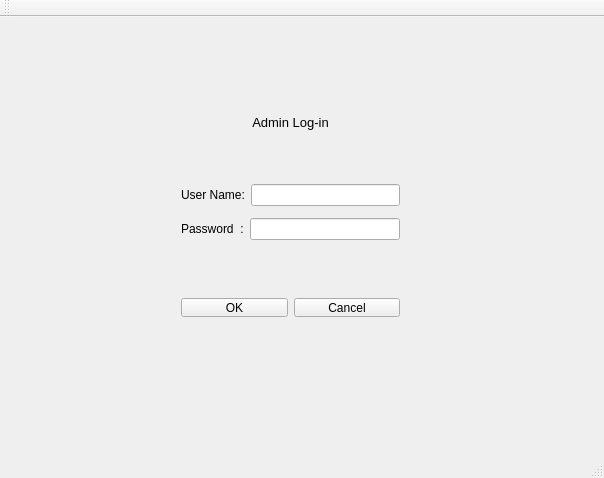
First picture: the form in mainwindow.ui, repository tyler949/CS1D-SecondProject, before the edit.
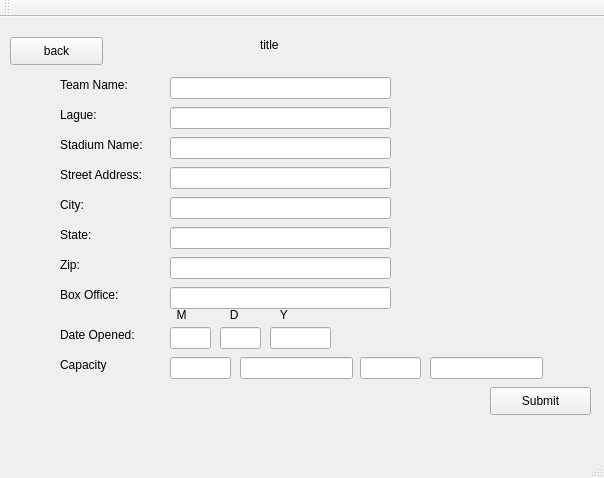
Second picture: the form after the edit. The open tabs and pages were chosen to show the change.

```diff
--- a/mainwindow.ui
+++ b/mainwindow.ui
@@ -217,7 +217,11 @@
           </widget>
          </item>
          <item>
-          <widget class="QLineEdit" name="passwordLine"/>
+          <widget class="QLineEdit" name="passwordLine">
+           <property name="echoMode">
+            <enum>QLineEdit::Password</enum>
+           </property>
+          </widget>
          </item>
         </layout>
        </item>
@@ -505,9 +509,664 @@
       </property>
      </widget>
     </widget>
-    <widget class="QWidget" name="page_5"/>
-    <widget class="QWidget" name="page"/>
-    <widget class="QWidget" name="page_2"/>
+    <widget class="QWidget" name="page_admin_options">
+     <widget class="QWidget" name="verticalLayoutWidget_2">
+      <property name="geometry">
+       <rect>
+        <x>190</x>
+        <y>130</y>
+        <width>231</width>
+        <height>141</height>
+       </rect>
+      </property>
+      <layout class="QVBoxLayout" name="verticalLayout_2">
+       <item>
+        <widget class="QPushButton" name="modifyStadium">
+         <property name="text">
+          <string>Modify Stadium Information</string>
+         </property>
+        </widget>
+       </item>
+       <item>
+        <widget class="QPushButton" name="addTeam">
+         <property name="text">
+          <string>Add a New Team</string>
+         </property>
+        </widget>
+       </item>
+       <item>
+        <widget class="QPushButton" name="modifySouvenir">
+         <property name="text">
+          <string>Modify Souvenirs</string>
+         </property>
+        </widget>
+       </item>
+      </layout>
+     </widget>
+     <widget class="QPushButton" name="backToList_2">
+      <property name="geometry">
+       <rect>
+        <x>10</x>
+        <y>10</y>
+        <width>93</width>
+        <height>28</height>
+       </rect>
+      </property>
+      <property name="text">
+       <string>back</string>
+      </property>
+     </widget>
+    </widget>
+    <widget class="QWidget" name="page_stadium_to_modify">
+     <widget class="QLabel" name="label">
+      <property name="geometry">
+       <rect>
+        <x>170</x>
+        <y>30</y>
+        <width>231</width>
+        <height>31</height>
+       </rect>
+      </property>
+      <property name="text">
+       <string>Select the stadium you want to modify</string>
+      </property>
+     </widget>
+     <widget class="QScrollArea" name="scrollArea_2">
+      <property name="geometry">
+       <rect>
+        <x>170</x>
+        <y>70</y>
+        <width>231</width>
+        <height>281</height>
+       </rect>
+      </property>
+      <property name="widgetResizable">
+       <bool>true</bool>
+      </property>
+      <widget class="QWidget" name="scrollAreaStadiumModify">
+       <property name="geometry">
+        <rect>
+         <x>0</x>
+         <y>0</y>
+         <width>229</width>
+         <height>279</height>
+        </rect>
+       </property>
+      </widget>
+     </widget>
+     <widget class="QPushButton" name="modify">
+      <property name="geometry">
+       <rect>
+        <x>490</x>
+        <y>370</y>
+        <width>101</width>
+        <height>28</height>
+       </rect>
+      </property>
+      <property name="text">
+       <string>Select</string>
+      </property>
+     </widget>
+    </widget>
+    <widget class="QWidget" name="page_modify_stadium">
+     <widget class="QLabel" name="sadiumName_2">
+      <property name="geometry">
+       <rect>
+        <x>60</x>
+        <y>120</y>
+        <width>101</width>
+        <height>16</height>
+       </rect>
+      </property>
+      <property name="text">
+       <string>Stadium Name:</string>
+      </property>
+     </widget>
+     <widget class="QLineEdit" name="lineInputStadiumName">
+      <property name="geometry">
+       <rect>
+        <x>170</x>
+        <y>120</y>
+        <width>221</width>
+        <height>22</height>
+       </rect>
+      </property>
+     </widget>
+     <widget class="QLineEdit" name="lineInputStreet">
+      <property name="geometry">
+       <rect>
+        <x>170</x>
+        <y>150</y>
+        <width>221</width>
+        <height>22</height>
+       </rect>
+      </property>
+     </widget>
+     <widget class="QLineEdit" name="lineInputCity">
+      <property name="geometry">
+       <rect>
+        <x>170</x>
+        <y>180</y>
+        <width>221</width>
+        <height>22</height>
+       </rect>
+      </property>
+     </widget>
+     <widget class="QLineEdit" name="lineInputState">
+      <property name="geometry">
+       <rect>
+        <x>170</x>
+        <y>210</y>
+        <width>221</width>
+        <height>22</height>
+       </rect>
+      </property>
+     </widget>
+     <widget class="QLineEdit" name="lineInputZip">
+      <property name="geometry">
+       <rect>
+        <x>170</x>
+        <y>240</y>
+        <width>221</width>
+        <height>22</height>
+       </rect>
+      </property>
+     </widget>
+     <widget class="QLineEdit" name="lineInputBox">
+      <property name="geometry">
+       <rect>
+        <x>170</x>
+        <y>270</y>
+        <width>221</width>
+        <height>22</height>
+       </rect>
+      </property>
+     </widget>
+     <widget class="QLabel" name="state_2">
+      <property name="geometry">
+       <rect>
+        <x>60</x>
+        <y>210</y>
+        <width>101</width>
+        <height>16</height>
+       </rect>
+      </property>
+      <property name="text">
+       <string>State:</string>
+      </property>
+     </widget>
+     <widget class="QLabel" name="streetAddress_2">
+      <property name="geometry">
+       <rect>
+        <x>60</x>
+        <y>150</y>
+        <width>101</width>
+        <height>16</height>
+       </rect>
+      </property>
+      <property name="text">
+       <string>Street Address:</string>
+      </property>
+     </widget>
+     <widget class="QLabel" name="city_2">
+      <property name="geometry">
+       <rect>
+        <x>60</x>
+        <y>180</y>
+        <width>101</width>
+        <height>16</height>
+       </rect>
+      </property>
+      <property name="text">
+       <string>City:</string>
+      </property>
+     </widget>
+     <widget class="QLabel" name="zip_2">
+      <property name="geometry">
+       <rect>
+        <x>60</x>
+        <y>240</y>
+        <width>101</width>
+        <height>16</height>
+       </rect>
+      </property>
+      <property name="text">
+       <string>Zip:</string>
+      </property>
+     </widget>
+     <widget class="QLabel" name="boxOffice_2">
+      <property name="geometry">
+       <rect>
+        <x>60</x>
+        <y>270</y>
+        <width>101</width>
+        <height>16</height>
+       </rect>
+      </property>
+      <property name="text">
+       <string>Box Office:</string>
+      </property>
+     </widget>
+     <widget class="QLabel" name="capacity_2">
+      <property name="geometry">
+       <rect>
+        <x>60</x>
+        <y>340</y>
+        <width>101</width>
+        <height>16</height>
+       </rect>
+      </property>
+      <property name="text">
+       <string>Capacity</string>
+      </property>
+     </widget>
+     <widget class="QLabel" name="dateOpened_2">
+      <property name="geometry">
+       <rect>
+        <x>60</x>
+        <y>310</y>
+        <width>101</width>
+        <height>16</height>
+       </rect>
+      </property>
+      <property name="text">
+       <string>Date Opened:</string>
+      </property>
+     </widget>
+     <widget class="QLineEdit" name="lineInputCapacity">
+      <property name="geometry">
+       <rect>
+        <x>170</x>
+        <y>340</y>
+        <width>61</width>
+        <height>22</height>
+       </rect>
+      </property>
+     </widget>
+     <widget class="QLineEdit" name="lineInputDescription1">
+      <property name="geometry">
+       <rect>
+        <x>240</x>
+        <y>340</y>
+        <width>113</width>
+        <height>22</height>
+       </rect>
+      </property>
+     </widget>
+     <widget class="QLineEdit" name="lineInputCapacity2">
+      <property name="geometry">
+       <rect>
+        <x>360</x>
+        <y>340</y>
+        <width>61</width>
+        <height>22</height>
+       </rect>
+      </property>
+     </widget>
+     <widget class="QLineEdit" name="lineInputDescription2">
+      <property name="geometry">
+       <rect>
+        <x>430</x>
+        <y>340</y>
+        <width>113</width>
+        <height>22</height>
+       </rect>
+      </property>
+     </widget>
+     <widget class="QLabel" name="title_2">
+      <property name="geometry">
+       <rect>
+        <x>260</x>
+        <y>20</y>
+        <width>55</width>
+        <height>16</height>
+       </rect>
+      </property>
+      <property name="text">
+       <string>title</string>
+      </property>
+     </widget>
+     <widget class="QPushButton" name="submit">
+      <property name="geometry">
+       <rect>
+        <x>490</x>
+        <y>370</y>
+        <width>101</width>
+        <height>28</height>
+       </rect>
+      </property>
+      <property name="text">
+       <string>Submit</string>
+      </property>
+     </widget>
+     <widget class="QLineEdit" name="lineM">
+      <property name="geometry">
+       <rect>
+        <x>170</x>
+        <y>310</y>
+        <width>41</width>
+        <height>22</height>
+       </rect>
+      </property>
+     </widget>
+     <widget class="QLineEdit" name="lineY">
+      <property name="geometry">
+       <rect>
+        <x>270</x>
+        <y>310</y>
+        <width>61</width>
+        <height>22</height>
+       </rect>
+      </property>
+     </widget>
+     <widget class="QLineEdit" name="lineD">
+      <property name="geometry">
+       <rect>
+        <x>220</x>
+        <y>310</y>
+        <width>41</width>
+        <height>22</height>
+       </rect>
+      </property>
+     </widget>
+     <widget class="QLabel" name="label_3">
+      <property name="geometry">
+       <rect>
+        <x>170</x>
+        <y>290</y>
+        <width>55</width>
+        <height>16</height>
+       </rect>
+      </property>
+      <property name="text">
+       <string>  M</string>
+      </property>
+     </widget>
+     <widget class="QLabel" name="label_4">
+      <property name="geometry">
+       <rect>
+        <x>220</x>
+        <y>290</y>
+        <width>41</width>
+        <height>16</height>
+       </rect>
+      </property>
+      <property name="text">
+       <string>   D</string>
+      </property>
+     </widget>
+     <widget class="QLabel" name="label_5">
+      <property name="geometry">
+       <rect>
+        <x>270</x>
+        <y>290</y>
+        <width>55</width>
+        <height>16</height>
+       </rect>
+      </property>
+      <property name="text">
+       <string>   Y</string>
+      </property>
+     </widget>
+     <widget class="QPushButton" name="backToMain_2">
+      <property name="geometry">
+       <rect>
+        <x>10</x>
+        <y>20</y>
+        <width>93</width>
+        <height>28</height>
+       </rect>
+      </property>
+      <property name="text">
+       <string>back</string>
+      </property>
+     </widget>
+     <widget class="QLabel" name="teamName">
+      <property name="geometry">
+       <rect>
+        <x>60</x>
+        <y>60</y>
+        <width>101</width>
+        <height>16</height>
+       </rect>
+      </property>
+      <property name="text">
+       <string>Team Name:</string>
+      </property>
+     </widget>
+     <widget class="QLabel" name="league">
+      <property name="geometry">
+       <rect>
+        <x>60</x>
+        <y>90</y>
+        <width>101</width>
+        <height>16</height>
+       </rect>
+      </property>
+      <property name="text">
+       <string>Lague:</string>
+      </property>
+     </widget>
+     <widget class="QLineEdit" name="lineInputTeamName">
+      <property name="geometry">
+       <rect>
+        <x>170</x>
+        <y>60</y>
+        <width>221</width>
+        <height>22</height>
+       </rect>
+      </property>
+     </widget>
+     <widget class="QLineEdit" name="lineInputLeague">
+      <property name="geometry">
+       <rect>
+        <x>170</x>
+        <y>90</y>
+        <width>221</width>
+        <height>22</height>
+       </rect>
+      </property>
+     </widget>
+    </widget>
+    <widget class="QWidget" name="page_modify_souvenirs">
+     <widget class="QWidget" name="verticalLayoutWidget_4">
+      <property name="geometry">
+       <rect>
+        <x>190</x>
+        <y>110</y>
+        <width>211</width>
+        <height>131</height>
+       </rect>
+      </property>
+      <layout class="QVBoxLayout" name="verticalLayout_4">
+       <item>
+        <widget class="QPushButton" name="addSouvenir">
+         <property name="text">
+          <string>Add a New Souvenir</string>
+         </property>
+        </widget>
+       </item>
+       <item>
+        <widget class="QPushButton" name="deleteSouvenir">
+         <property name="text">
+          <string>Delete the Souvenir</string>
+         </property>
+        </widget>
+       </item>
+       <item>
+        <widget class="QPushButton" name="changePrice">
+         <property name="text">
+          <string>Change the Souvenir</string>
+         </property>
+        </widget>
+       </item>
+      </layout>
+     </widget>
+     <widget class="QPushButton" name="backToMain2_2">
+      <property name="geometry">
+       <rect>
+        <x>10</x>
+        <y>10</y>
+        <width>93</width>
+        <height>28</height>
+       </rect>
+      </property>
+      <property name="text">
+       <string>back</string>
+      </property>
+     </widget>
+    </widget>
+    <widget class="QWidget" name="page_add_modify_souvenir">
+     <widget class="QLabel" name="addDeleteTitle">
+      <property name="geometry">
+       <rect>
+        <x>260</x>
+        <y>20</y>
+        <width>71</width>
+        <height>21</height>
+       </rect>
+      </property>
+      <property name="text">
+       <string>TextLabel</string>
+      </property>
+     </widget>
+     <widget class="QLabel" name="label_6">
+      <property name="geometry">
+       <rect>
+        <x>70</x>
+        <y>90</y>
+        <width>55</width>
+        <height>16</height>
+       </rect>
+      </property>
+      <property name="text">
+       <string>Type:</string>
+      </property>
+     </widget>
+     <widget class="QLabel" name="label_7">
+      <property name="geometry">
+       <rect>
+        <x>70</x>
+        <y>150</y>
+        <width>55</width>
+        <height>16</height>
+       </rect>
+      </property>
+      <property name="text">
+       <string>Price:</string>
+      </property>
+     </widget>
+     <widget class="QLineEdit" name="lineSouvenirType">
+      <property name="geometry">
+       <rect>
+        <x>130</x>
+        <y>90</y>
+        <width>151</width>
+        <height>22</height>
+       </rect>
+      </property>
+     </widget>
+     <widget class="QLineEdit" name="linePrice">
+      <property name="geometry">
+       <rect>
+        <x>130</x>
+        <y>150</y>
+        <width>71</width>
+        <height>22</height>
+       </rect>
+      </property>
+     </widget>
+     <widget class="QPushButton" name="submit_2">
+      <property name="geometry">
+       <rect>
+        <x>490</x>
+        <y>370</y>
+        <width>101</width>
+        <height>28</height>
+       </rect>
+      </property>
+      <property name="text">
+       <string>Submit</string>
+      </property>
+     </widget>
+     <widget class="QPushButton" name="backToList_3">
+      <property name="geometry">
+       <rect>
+        <x>10</x>
+        <y>10</y>
+        <width>93</width>
+        <height>28</height>
+       </rect>
+      </property>
+      <property name="text">
+       <string>back</string>
+      </property>
+     </widget>
+    </widget>
+    <widget class="QWidget" name="page_souvenir_list">
+     <widget class="QLabel" name="selectSouvenirTitle">
+      <property name="geometry">
+       <rect>
+        <x>230</x>
+        <y>20</y>
+        <width>121</width>
+        <height>41</height>
+       </rect>
+      </property>
+      <property name="text">
+       <string>Select the Souvenir</string>
+      </property>
+     </widget>
+     <widget class="QScrollArea" name="scrollArea_3">
+      <property name="geometry">
+       <rect>
+        <x>190</x>
+        <y>90</y>
+        <width>211</width>
+        <height>221</height>
+       </rect>
+      </property>
+      <property name="widgetResizable">
+       <bool>true</bool>
+      </property>
+      <widget class="QWidget" name="scrollAreaWidgetContents_2">
+       <property name="geometry">
+        <rect>
+         <x>0</x>
+         <y>0</y>
+         <width>209</width>
+         <height>219</height>
+        </rect>
+       </property>
+      </widget>
+     </widget>
+     <widget class="QPushButton" name="backToMain_3">
+      <property name="geometry">
+       <rect>
+        <x>10</x>
+        <y>10</y>
+        <width>93</width>
+        <height>28</height>
+       </rect>
+      </property>
+      <property name="text">
+       <string>back</string>
+      </property>
+     </widget>
+     <widget class="QPushButton" name="selectSouvenir">
+      <property name="geometry">
+       <rect>
+        <x>490</x>
+        <y>370</y>
+        <width>101</width>
+        <height>28</height>
+       </rect>
+      </property>
+      <property name="text">
+       <string>Select</string>
+      </property>
+     </widget>
+    </widget>
    </widget>
   </widget>
   <widget class="QMenuBar" name="menuBar">
```
Left out of the diff: 60 changed lines with no effect on the pictures.
